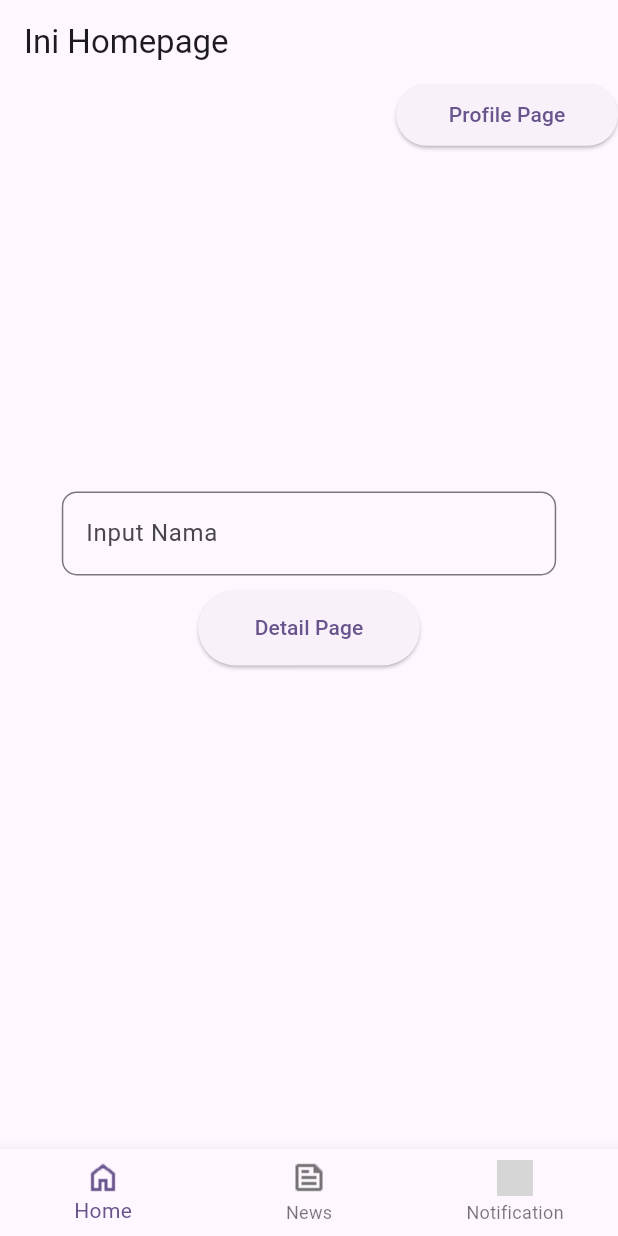
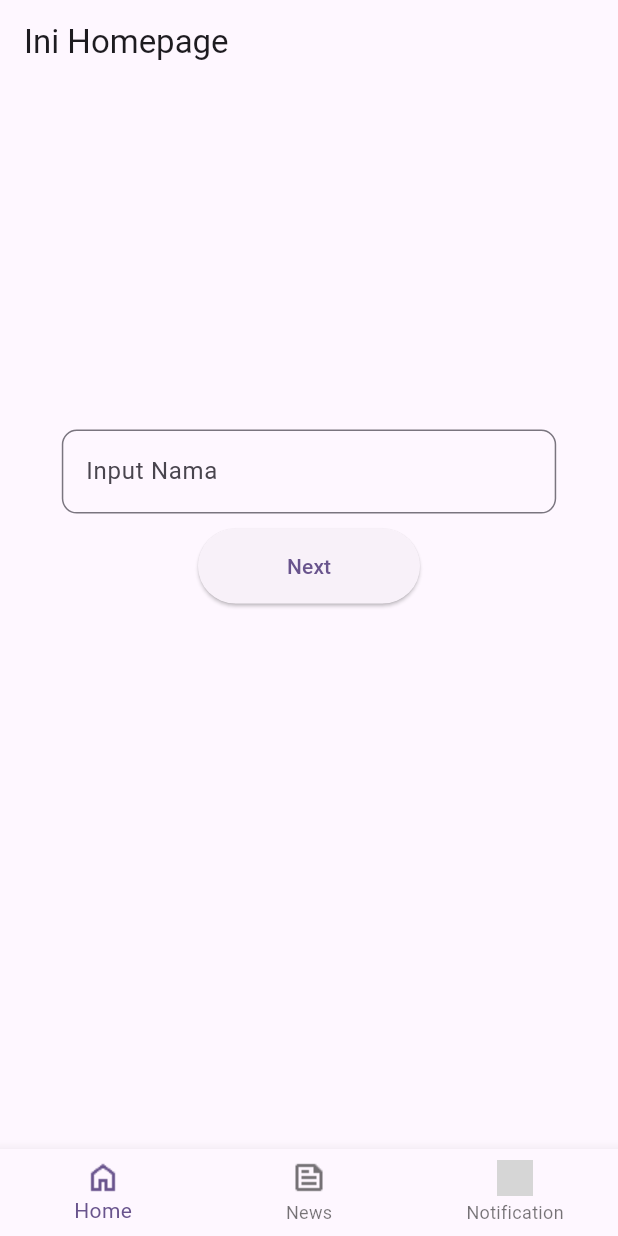
Before and after one commit to dream22301/belajar_flutter, a Flutter app: the screen it shows after launch, on a phone screen of 412 x 824 dp. Run offline on Flutter 3.47's test engine with Material 3 defaults, Android fonts, the phone set to English and light mode, and no system bars; grey boxes are pictures that could not be loaded.

Commit message:
refactor kode karena salah membaca instruksi :)

```diff
--- a/lib/layout/DetailPage.dart
+++ b/lib/layout/DetailPage.dart
@@ -2,7 +2,8 @@ import 'package:flutter/material.dart';
 
 class Detailpage extends StatelessWidget {
   final String userName;
-  const Detailpage({super.key, required this.userName});
+  final String Umur;
+  const Detailpage({super.key, required this.userName, required this.Umur});
 
   @override
   Widget build(BuildContext context) {
@@ -14,7 +15,7 @@ class Detailpage extends StatelessWidget {
           spacing: 10,
           children: [
             Text(
-              'Nama kamu pasti: $userName'
+              'Nama kamu pasti: $userName dan umur kamu pasti $Umur'
             ),
             ElevatedButton(child: Text('Kembali Ke Halaman Awal'), onPressed: () {
               Navigator.pop(context);
--- a/lib/layout/MainPage.dart
+++ b/lib/layout/MainPage.dart
@@ -1,5 +1,4 @@
 import 'package:flutter/material.dart';
-import 'package:xi_rpl/layout/DetailPage.dart';
 import 'package:xi_rpl/layout/ProfilePage.dart';
 
 class MainPage extends StatefulWidget {
@@ -22,25 +21,6 @@ class _MainPageState extends State<MainPage> {
       appBar: AppBar(title: Text('Ini Homepage'),),
       body: Column(
         children: [
-          SizedBox(
-            height: screenHeight * 0.05,
-            width: screenWidth * 1,
-            child: Container(
-              alignment: Alignment.centerRight,
-              child: ElevatedButton(
-                onPressed: () {
-                  Navigator.push(context, MaterialPageRoute(builder: (context) => ProfilePage()));
-                },
-                child: SizedBox(
-                  height: 100,
-                  width: 100,
-                  child: Center(
-                    child: Text('Profile Page'),
-                  ),
-                ),
-              ),
-            ),
-          ),
           SizedBox(
             height: screenHeight * 0.7,
             width: screenWidth * 1,
@@ -67,12 +47,12 @@ class _MainPageState extends State<MainPage> {
                 ),
                 ElevatedButton(
                   onPressed: () {
-                    Navigator.push(context, MaterialPageRoute<void>(builder: (context) => Detailpage(userName: Nama,)));
+                    Navigator.push(context, MaterialPageRoute<void>(builder: (context) => ProfilePage(userName: Nama,)));
                   },
                   child: SizedBox(
                     height: 50,
                     width: 100,
-                    child: Center(child: Text('Detail Page')),
+                    child: Center(child: Text('Next')),
                   ),
                 )
               ],
```
Also changed, not shown: lib/layout/ProfilePage.dart (+57 -11 lines).
